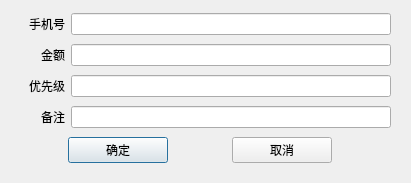
Qt form main/chargephonedialog.ui (kinglon/coupon) before a commit.
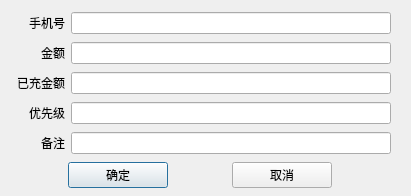
The same form after that commit.

```diff
--- a/main/chargephonedialog.ui
+++ b/main/chargephonedialog.ui
@@ -7,7 +7,7 @@
     <x>0</x>
     <y>0</y>
     <width>411</width>
-    <height>183</height>
+    <height>196</height>
    </rect>
   </property>
   <property name="windowTitle">
@@ -19,7 +19,7 @@
      <x>10</x>
      <y>10</y>
      <width>381</width>
-     <height>161</height>
+     <height>181</height>
     </rect>
    </property>
    <layout class="QVBoxLayout" name="verticalLayout">
@@ -81,6 +81,35 @@
       </item>
      </layout>
     </item>
+    <item>
+     <layout class="QHBoxLayout" name="horizontalLayout_3">
+      <item>
+       <widget class="QLabel" name="label_3">
+        <property name="minimumSize">
+         <size>
+          <width>55</width>
+          <height>0</height>
+         </size>
+        </property>
+        <property name="maximumSize">
+         <size>
+          <width>55</width>
+          <height>16777215</height>
+         </size>
+        </property>
+        <property name="text">
+         <string>已充金额</string>
+        </property>
+        <property name="alignment">
+         <set>Qt::AlignRight|Qt::AlignTrailing|Qt::AlignVCenter</set>
+        </property>
+       </widget>
+      </item>
+      <item>
+       <widget class="QLineEdit" name="chargedMoneyEdit"/>
+      </item>
+     </layout>
+    </item>
     <item>
      <layout class="QHBoxLayout" name="horizontalLayout_4">
       <item>
```
